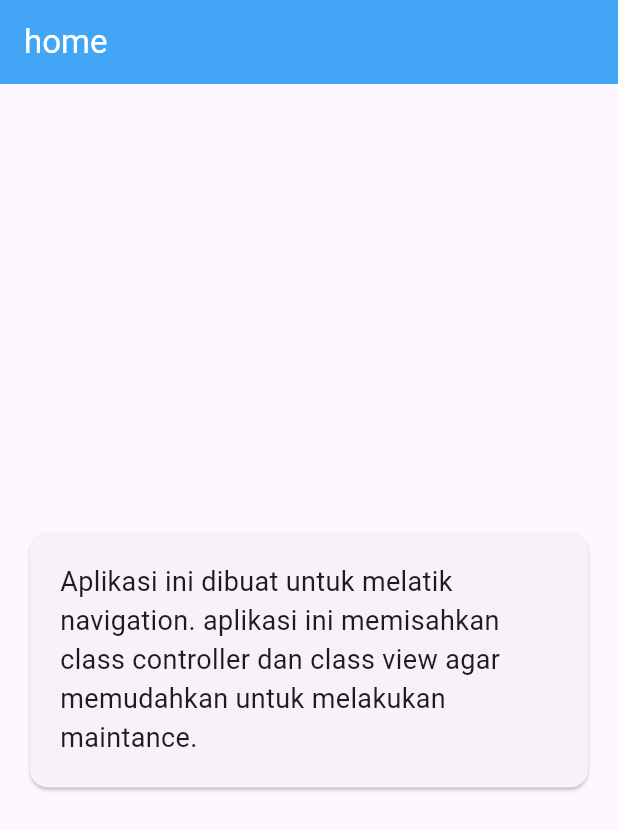
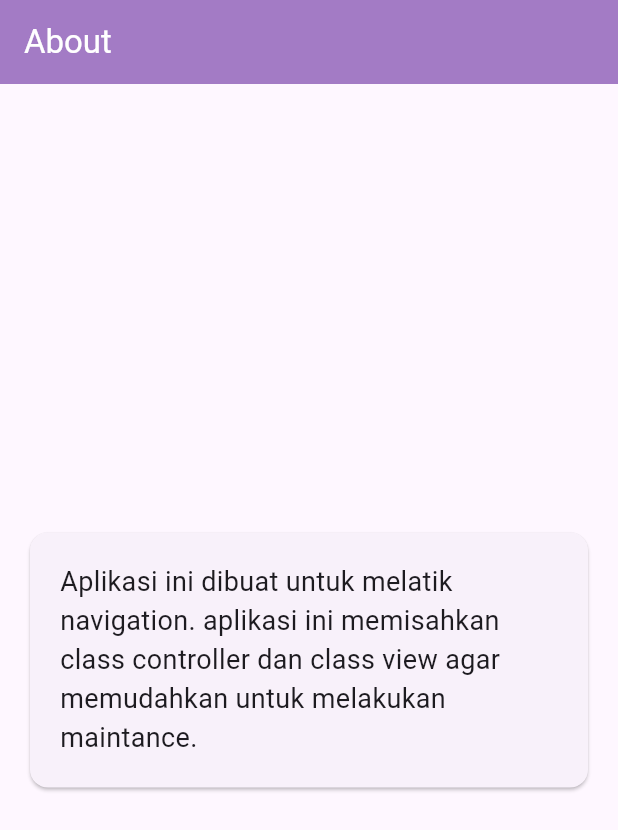
Before and after one commit to ManggalaKZ/uts_mobile, a Flutter app: the AboutView screen opened directly, on a phone screen of 412 x 824 dp. Shown: the top 830 px of the screen. Run offline on Flutter 3.47's test engine with Material 3 defaults, Android fonts, the phone set to English and light mode, and no system bars.

Commit message:
modified:   lib/main.dart 	modified:   lib/module/about/view/about_view.dart 	modified:   lib/module/home/view/home_view.dart 	modified:   lib/module/profile/view/profile_view.dart

```diff
--- a/lib/main.dart
+++ b/lib/main.dart
@@ -20,7 +20,7 @@ class MyApp extends StatelessWidget {
         theme: ThemeData(
           colorScheme: ColorScheme.fromSeed(seedColor: Colors.deepPurple),
           useMaterial3: true,
-        ),
-        home: const SplashScreenView());
+          ),
+          home: const SplashScreenView());
   }
 }
--- a/lib/module/about/view/about_view.dart
+++ b/lib/module/about/view/about_view.dart
@@ -10,9 +10,9 @@ class AboutView extends StatefulWidget {
     return Scaffold(
         appBar: AppBar(
           automaticallyImplyLeading: false,
-          backgroundColor: Colors.blue[400],
+          backgroundColor: Color.fromARGB(163, 111, 53, 165),
           title: const Text(
-            'home',
+            'About',
             style: TextStyle(color: Colors.white),
           ),
         ),
--- a/lib/module/home/view/home_view.dart
+++ b/lib/module/home/view/home_view.dart
@@ -10,7 +10,7 @@ class HomeView extends StatefulWidget {
     return Scaffold(
       appBar: AppBar(
         automaticallyImplyLeading: false,
-        backgroundColor: Colors.blue[400],
+        backgroundColor: Color.fromARGB(163, 111, 53, 165),
         title: const Text(
           'home',
           style: TextStyle(color: Colors.white),
--- a/lib/module/profile/view/profile_view.dart
+++ b/lib/module/profile/view/profile_view.dart
@@ -19,7 +19,7 @@ class ProfileView extends StatefulWidget {
                 maxHeight: 160.0,
               ),
               width: MediaQuery.of(context).size.width,
-              color: Colors.blue[400],
+              color: Color.fromARGB(163, 111, 53, 165),
               padding: const EdgeInsets.symmetric(
                 horizontal: 20.0,
               ),
```
